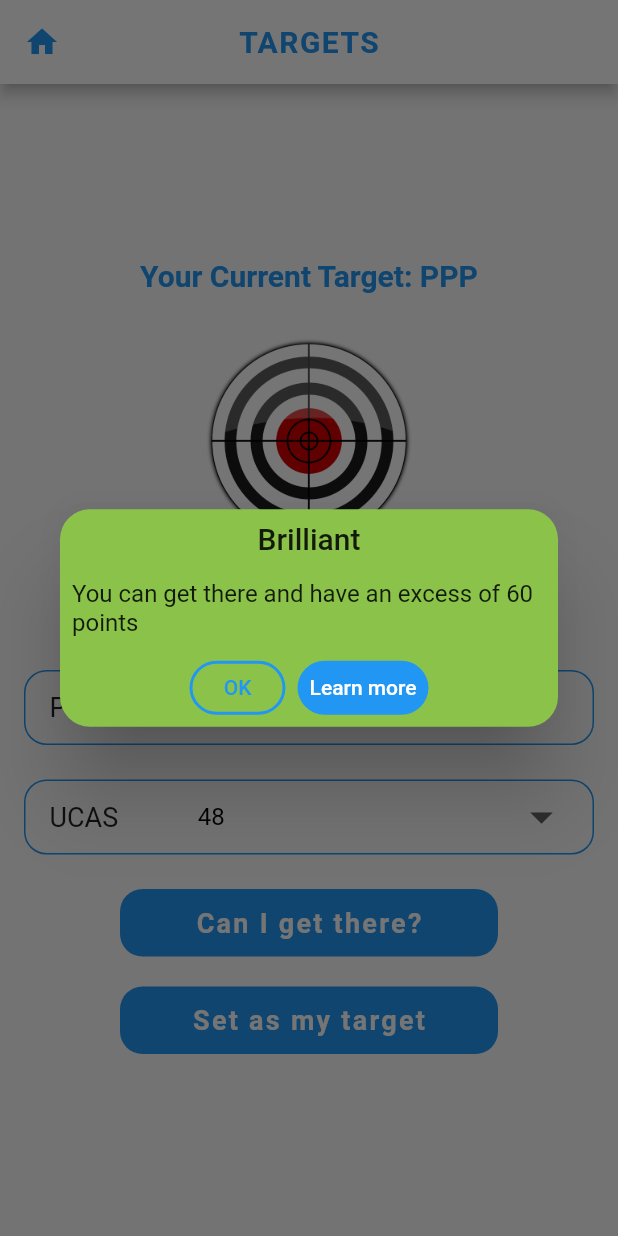
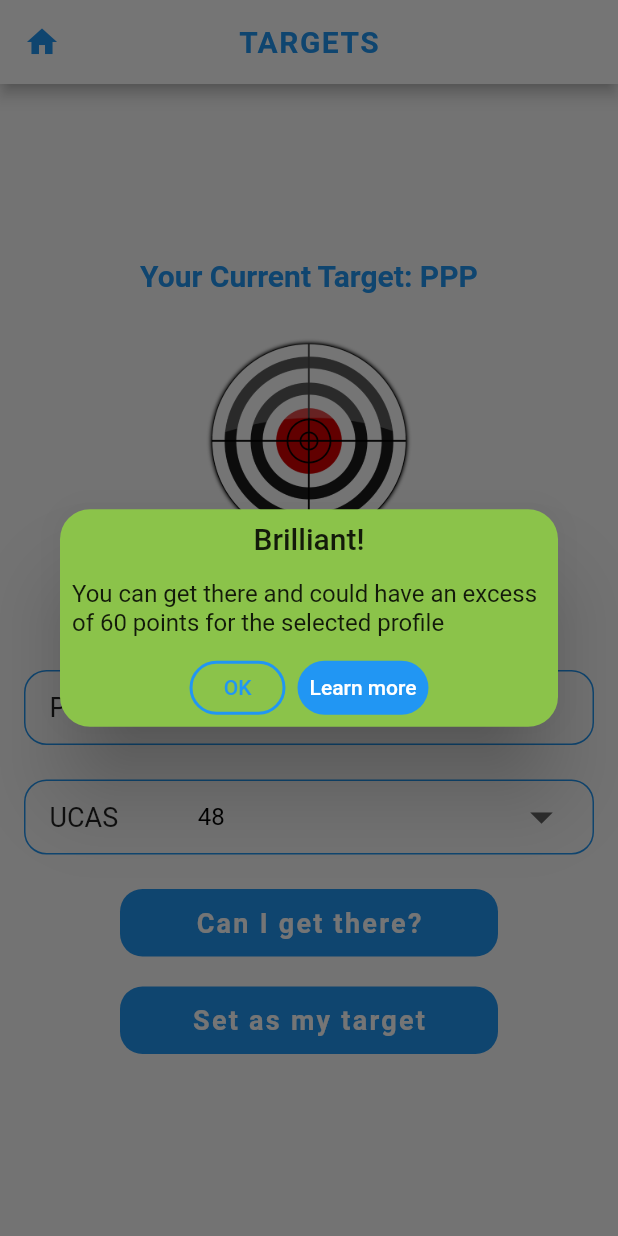
Before and after one commit to pgmckillop/gradeslab-base, a Flutter app: the PageTarget screen opened by its route, after a tap on "Can I get there?", on a phone screen of 412 x 824 dp. Run offline on Flutter 3.47's test engine with Material 2 defaults, Android fonts, the phone set to English and light mode, and no system bars; our stand-ins replace get, get_storage, hive, hive_flutter, package_info_plus, shared_preferences; accounts and stored records are empty; generated files the repository leaves out were written again.

Commit message:
V0.6.0+2 page explanation for cannot_meet now working. Some optimisation of algorithm but need to extract widgets.

```diff
--- a/lib/pages/page_target.dart
+++ b/lib/pages/page_target.dart
@@ -128,17 +128,35 @@ class _PageTargetState extends State<PageTarget> {
                     int target = targetValidator.getTargetPoints(_profile);
                     int difference = available - target;
                     int gap = target - available;
+                    gap = gap.abs();
 
-                    if (available >= target) {
-                      // TODO: Debug print
-                      print('Can meet');
+                    String dialogTitle;
+                    String dialogContent;
+                    Color dialogBackgroundColor;
+
+                    bool canMeet = available >= target;
+
+                    if (canMeet) {
+                      dialogTitle = 'Brilliant!';
+                      dialogContent =
+                          'You can get there and could have an excess of $difference points for the selected profile';
                       targetState.status = 'can_meet';
                       targetState.pointsDifference = difference;
+                      dialogBackgroundColor = Colors.lightGreen;
+                    } else {
+                      dialogTitle = 'Not so good!';
+                      dialogContent =
+                          'You cannot get to the selected profile from the current position. Your points shortage is $gap';
+                      targetState.status = 'cannot_meet';
+                      targetState.pointsDifference = gap;
+                      dialogBackgroundColor = Colors.amberAccent;
+                    }
+
                     Get.defaultDialog(
-                        title: 'Brilliant',
-                        backgroundColor: Colors.lightGreen,
+                      title: dialogTitle,
+                      content: Text(dialogContent),
+                      backgroundColor: dialogBackgroundColor,
                       confirmTextColor: Colors.white,
-                        content: Text('You can get there and have an excess of $difference points'),
                       textCancel: 'OK',
                       textConfirm: 'Learn more',
                       barrierDismissible: true,
@@ -150,31 +168,6 @@ class _PageTargetState extends State<PageTarget> {
                         );
                       },
                     );
-                    } else {
-                      targetState.status = 'cannot_meet';
-                      targetState.pointsDifference = gap.abs();
-                      // TODO: Debug print
-                      print('Cannot meet the grade');
-
-                      Get.defaultDialog(
-                        title: 'Not so good!',
-                        backgroundColor: Colors.amberAccent,
-                        confirmTextColor: Colors.white,
-                        content:
-                            Text('You cannot reach the grade. You are short by ${targetState.pointsDifference} points'),
-                        textCancel: 'OK',
-                        textConfirm: 'Learn more',
-                        barrierDismissible: true,
-                        onCancel: () {},
-                        onConfirm: () {
-                          Get.toNamed(
-                            '/explanation',
-                            arguments: targetState,
-                          );
-                        },
-                      );
-                      Navigator.of(context).pop();
-                    }
                   },
                   child: Container(
                     margin: EdgeInsets.symmetric(horizontal: 60.0),
--- a/pubspec.yaml
+++ b/pubspec.yaml
@@ -3,7 +3,7 @@ description: Grades Lab application
 
 publish_to: 'none'
 
-version: 0.6.0+1
+version: 0.6.0+2
 
 environment:
   sdk: ">=2.09.0 <3.0.0"
```
Lines whose indentation alone changed are shown as unchanged.
